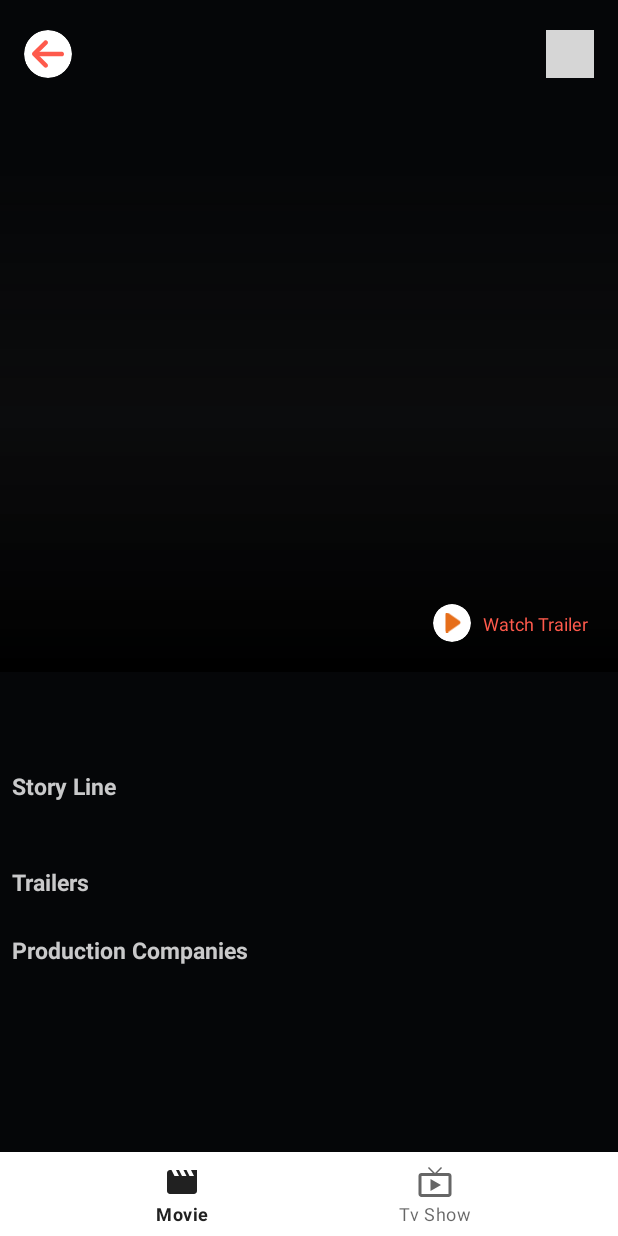
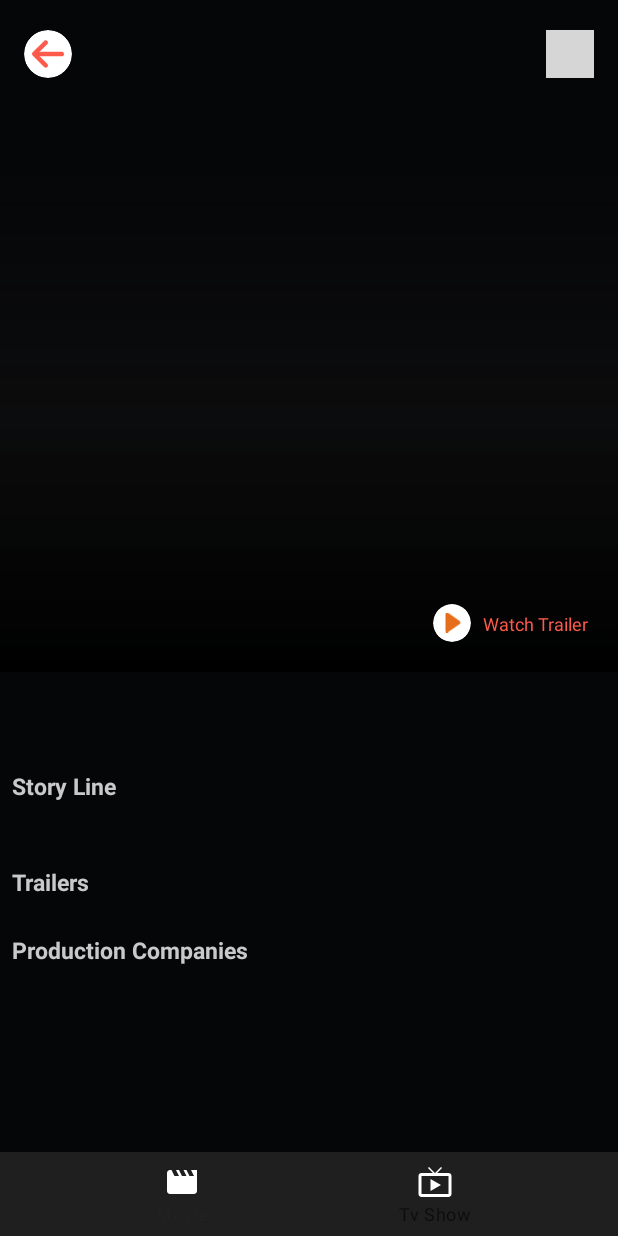
Before and after one commit to alpine12/MovieGalleryShow, an Android app: the fragment DetailMovieFragment placed in its activity, on a phone screen of 412 x 824 dp. Run offline under Robolectric (Android 15) with nearby library versions, the phone set to English and light mode, and no system bars; our stand-ins replace Dagger/Hilt's generated code, Timber, navigation-ui; libraries missing offline, so code that uses them is left out: net.yslibrary.android; network calls fail; pictures from the network do not load; 4 statements that could not run were skipped; grey boxes are pictures that could not be loaded.

Commit message:
fix bug movieFragment

```diff
--- a/app/build.gradle
+++ b/app/build.gradle
@@ -75,7 +75,7 @@ dependencies {
     implementation "androidx.fragment:fragment-ktx:$fragment_ktx_version"
 
     //Navigation Component
-    def nav_version = "2.3.5"
+    def nav_version = "2.4.0-alpha05"
     implementation "androidx.navigation:navigation-fragment-ktx:$nav_version"
     implementation "androidx.navigation:navigation-ui-ktx:$nav_version"
 
--- a/app/src/main/java/com/alpine12/moviegalleryshow/data/repository/RemoteRepository.kt
+++ b/app/src/main/java/com/alpine12/moviegalleryshow/data/repository/RemoteRepository.kt
@@ -67,7 +67,7 @@ class RemoteRepository @Inject constructor(
             emit(videos)
         }.flowOn(IO)
 
-    fun getGenres(): Flow<ResultData<ResponseGenres>> =
+    fun getGenres(): Flow<ResultData<ResponseGenres>?> =
         flow {
             val genres = movieRemoteDataSource.fetchGenres()
             Timber.d(genres.status.toString())
--- a/app/src/main/java/com/alpine12/moviegalleryshow/data/repository/remote/MovieRemoteDataSource.kt
+++ b/app/src/main/java/com/alpine12/moviegalleryshow/data/repository/remote/MovieRemoteDataSource.kt
@@ -67,7 +67,6 @@ class MovieRemoteDataSource @Inject constructor(
         defaultErrorMessage: String
     ): ResultData<T> {
         return try {
-            Timber.i(" I'm working in thread ${Thread.currentThread().name}")
             val result = request.invoke()
             if (result.isSuccessful) {
                 return ResultData.success(result.body())
@@ -81,7 +80,9 @@ class MovieRemoteDataSource @Inject constructor(
         } catch (e: HttpException) {
             ResultData.error("Error : ${e.message()}", null)
         } catch (e: Throwable) {
-            ResultData.error("Unknown Error ${e.message} and ${e.cause}", null)
+            ResultData.error("Unknown Error trowable ${e.message} and ${e.stackTrace.toString()}", null)
+        } catch (e : NullPointerException){
+            ResultData.error("Unknown Error null ${e.message} and ${e.stackTrace}", null)
         }
     }
 
--- a/app/src/main/java/com/alpine12/moviegalleryshow/di/NetworkModule.kt
+++ b/app/src/main/java/com/alpine12/moviegalleryshow/di/NetworkModule.kt
@@ -10,6 +10,7 @@ import okhttp3.*
 import okhttp3.logging.HttpLoggingInterceptor
 import retrofit2.Retrofit
 import retrofit2.converter.gson.GsonConverterFactory
+import java.util.concurrent.TimeUnit
 import javax.inject.Singleton
 
 
@@ -49,6 +50,9 @@ object NetworkModule {
         apiKey: Interceptor
     ): OkHttpClient =
         OkHttpClient.Builder()
+            .connectTimeout(5, TimeUnit.SECONDS)
+            .writeTimeout(10, TimeUnit.SECONDS)
+            .readTimeout(10, TimeUnit.SECONDS)
             .addInterceptor(loggingInterceptor)
             .addInterceptor(apiKey)
             .build()
--- a/app/src/main/java/com/alpine12/moviegalleryshow/ui/main/MainActivity.kt
+++ b/app/src/main/java/com/alpine12/moviegalleryshow/ui/main/MainActivity.kt
@@ -20,12 +20,8 @@ class MainActivity : AppCompatActivity() {
         super.onCreate(savedInstanceState)
         binding = ActivityMainBinding.inflate(layoutInflater)
 
-
-
         setContentView(binding.root)
         setupNavController()
-
-
     }
 
     private fun setupNavController() {
@@ -37,6 +33,4 @@ class MainActivity : AppCompatActivity() {
 
         }
     }
-
-
 }
--- a/app/src/main/java/com/alpine12/moviegalleryshow/ui/movie/MovieShowFragment.kt
+++ b/app/src/main/java/com/alpine12/moviegalleryshow/ui/movie/MovieShowFragment.kt
@@ -1,6 +1,7 @@
 package com.alpine12.moviegalleryshow.ui.movie
 
 import android.annotation.SuppressLint
+import android.icu.text.CaseMap
 import android.os.Bundle
 import android.view.View
 import android.widget.Toast
@@ -21,6 +22,7 @@ import com.alpine12.moviegalleryshow.ui.movie.adapter.PagerTransformer
 import dagger.hilt.android.AndroidEntryPoint
 import net.yslibrary.android.keyboardvisibilityevent.KeyboardVisibilityEvent
 import timber.log.Timber
+import java.time.chrono.JapaneseEra
 
 @AndroidEntryPoint
 class MovieShowFragment : Fragment(R.layout.fragment_movie_show),
@@ -42,6 +44,7 @@ class MovieShowFragment : Fragment(R.layout.fragment_movie_show),
         initUi()
         subscribeUi()
         onClick()
+
     }
 
     private fun initUi() {
@@ -92,9 +95,11 @@ class MovieShowFragment : Fragment(R.layout.fragment_movie_show),
                 }
                 LOADING -> {
                     showToast(result.message.toString())
+                    log("GetFromAPi", result.message.toString())
                 }
                 ERROR -> {
                     showToast(result.message.toString())
+                    log("GetFromAPi", result.message.toString())
                 }
             }
         }
@@ -108,7 +113,7 @@ class MovieShowFragment : Fragment(R.layout.fragment_movie_show),
                 }
                 ERROR -> {
                     result.message?.let {
-                        Timber.e(it.toString())
+                        log("GetFromAPi", it)
                     }
                 }
                 LOADING -> {
@@ -127,7 +132,7 @@ class MovieShowFragment : Fragment(R.layout.fragment_movie_show),
                 }
                 ERROR -> {
                     result.message?.let {msg ->
-                        Timber.e(msg.toString())
+                        log("GetFromAPi", msg)
                     }
                 }
                 LOADING -> {
@@ -146,7 +151,7 @@ class MovieShowFragment : Fragment(R.layout.fragment_movie_show),
                 }
                 ERROR -> {
                     result.message?.let {
-                        Timber.e(it.toString())
+                      log("GetFromAPi", it)
                     }
                 }
                 LOADING -> {
@@ -168,6 +173,10 @@ class MovieShowFragment : Fragment(R.layout.fragment_movie_show),
 
     private fun showToast(message: String) {
         Toast.makeText(context, message, Toast.LENGTH_SHORT).show()
+    }
+
+    private fun log(title: String,message: String){
+        Timber.d("$title pesan $message")
     }
 
     override fun onMovieClick(idMovie: Int) {
@@ -203,6 +212,4 @@ class MovieShowFragment : Fragment(R.layout.fragment_movie_show),
             notifyDataSetChanged()
         }
     }
-
-
 }
--- a/app/src/main/java/com/alpine12/moviegalleryshow/ui/movie/MovieViewModel.kt
+++ b/app/src/main/java/com/alpine12/moviegalleryshow/ui/movie/MovieViewModel.kt
@@ -5,7 +5,6 @@ import androidx.lifecycle.MutableLiveData
 import androidx.lifecycle.ViewModel
 import androidx.lifecycle.viewModelScope
 import com.alpine12.moviegalleryshow.data.model.ResultData
-import com.alpine12.moviegalleryshow.data.model.movie.Genres
 import com.alpine12.moviegalleryshow.data.model.movie.ResponseGenres
 import com.alpine12.moviegalleryshow.data.model.movie.ResponseMovie
 import com.alpine12.moviegalleryshow.data.repository.RemoteRepository
@@ -34,21 +33,26 @@ class MovieViewModel @Inject constructor(private val remoteRepository: RemoteRep
 
     init {
         getGenres()
+        getUpComing()
         getPopularMovie()
         getTopRated()
-        getUpComing()
+
 
     }
 
     private fun getGenres() = viewModelScope.launch {
         Timber.d("Collected genres")
         remoteRepository.getGenres().collect {
-            it.data.let {data ->
+            it?.data.let { data ->
                 data?.genres?.get(0)?.selected = true
             }
+            _genres.postValue(it)
+        }
+    }
 
-            Timber.d(it.data!!.genres.toString())
-            _genres.postValue(it)
+    private fun getUpComing() = viewModelScope.launch {
+        remoteRepository.getNowUpComingMovie().collect {
+            _upComingMovieList.postValue(it)
         }
     }
 
@@ -65,10 +69,4 @@ class MovieViewModel @Inject constructor(private val remoteRepository: RemoteRep
             _topRatedMovieList.postValue(it)
         }
     }
-
-    private fun getUpComing() = viewModelScope.launch {
-        remoteRepository.getNowUpComingMovie().collect {
-            _upComingMovieList.postValue(it)
-        }
-    }
 }
--- a/app/src/main/java/com/alpine12/moviegalleryshow/ui/movie/adapter/PagerMovieAdapter.kt
+++ b/app/src/main/java/com/alpine12/moviegalleryshow/ui/movie/adapter/PagerMovieAdapter.kt
@@ -47,6 +47,7 @@ class PagerMovieAdapter(private val onPagerClick: OnPagerClick) :
                 .load(BuildConfig.imageUrl + movie.backdrop_path)
                 .transition(DrawableTransitionOptions.withCrossFade())
                 .error(R.drawable.ic_movie_nav)
+                .centerCrop()
                 .into(binding.ivMoviePoster)
 
             binding.tvTitleMovie.text = movie.title
--- a/app/src/main/res/layout/activity_main.xml
+++ b/app/src/main/res/layout/activity_main.xml
@@ -24,7 +24,8 @@
         android:layout_height="wrap_content"
         android:layout_marginStart="0dp"
         android:layout_marginEnd="0dp"
-        android:background="?android:attr/windowBackground"
+        app:itemIconTint="@color/white"
+        android:background="@color/background_black_search"
         app:layout_constraintBottom_toBottomOf="parent"
         app:layout_constraintLeft_toLeftOf="parent"
         app:layout_constraintRight_toRightOf="parent"
--- a/app/src/main/res/layout/fragment_list_all_movies.xml
+++ b/app/src/main/res/layout/fragment_list_all_movies.xml
@@ -4,6 +4,7 @@
     xmlns:tools="http://schemas.android.com/tools"
     android:layout_width="match_parent"
     android:layout_height="match_parent"
+    android:background="@color/background_black"
     tools:context=".ui.showallmovie.ShowAllMovieFragment">
 
 
@@ -11,7 +12,7 @@
         android:id="@+id/materialToolbar"
         android:layout_width="match_parent"
         android:layout_height="wrap_content"
-        android:background="@color/black"
+        android:background="@color/background_black_search"
         app:layout_constraintEnd_toEndOf="parent"
         app:layout_constraintStart_toStartOf="parent"
         app:layout_constraintTop_toTopOf="parent">
--- a/app/src/main/res/layout/item_list_pager.xml
+++ b/app/src/main/res/layout/item_list_pager.xml
@@ -17,11 +17,10 @@
             android:layout_width="match_parent"
             android:layout_height="match_parent"
             android:adjustViewBounds="true"
-            android:background="@color/orange"
+            android:background="@color/blue_grey_100"
             android:scaleType="fitXY"
             app:layout_constraintStart_toStartOf="parent"
             app:layout_constraintTop_toTopOf="parent"
-            tools:src="@drawable/ic_movie_nav"
             android:contentDescription="@string/movie_poster" />
 
         <FrameLayout
--- a/build.gradle
+++ b/build.gradle
@@ -3,7 +3,7 @@ buildscript {
     ext{
         kotlin_version = "1.5.10"
         hilt_version = "2.37"
-        nav_version = "2.3.5"
+        nav_version = "2.4.0-alpha05"
     }
     repositories {
         google()
```
Also changed, not shown: app/src/main/java/com/alpine12/moviegalleryshow/data/repository/RemotePagingDataSource.kt (+9 -7 lines), app/src/main/java/com/alpine12/moviegalleryshow/data/repository/pagging/MoviePagingSource.kt (renamed from app/src/main/java/com/alpine12/moviegalleryshow/data/repository/MoviePagingSource.kt, +10 -5 lines), app/src/main/java/com/alpine12/moviegalleryshow/ui/showallmovie/ShowAllMovieFragment.kt (+15 -3 lines).
